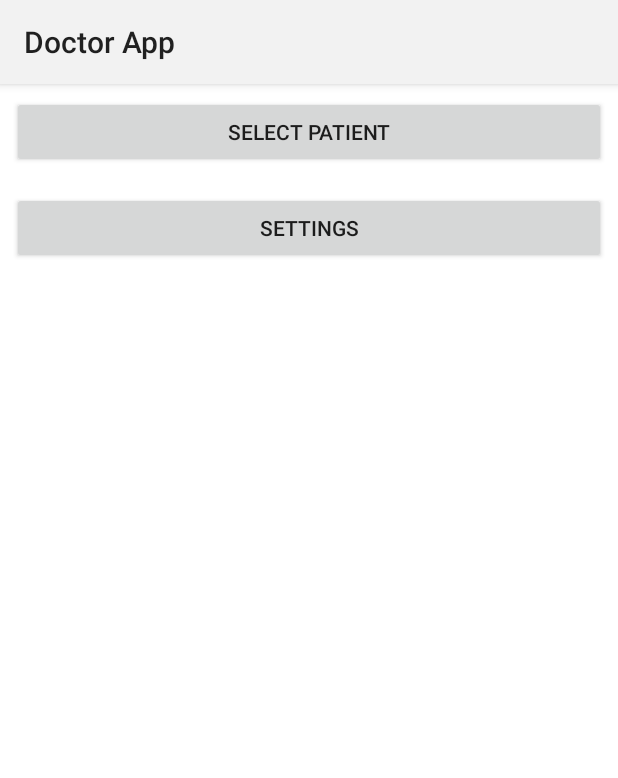
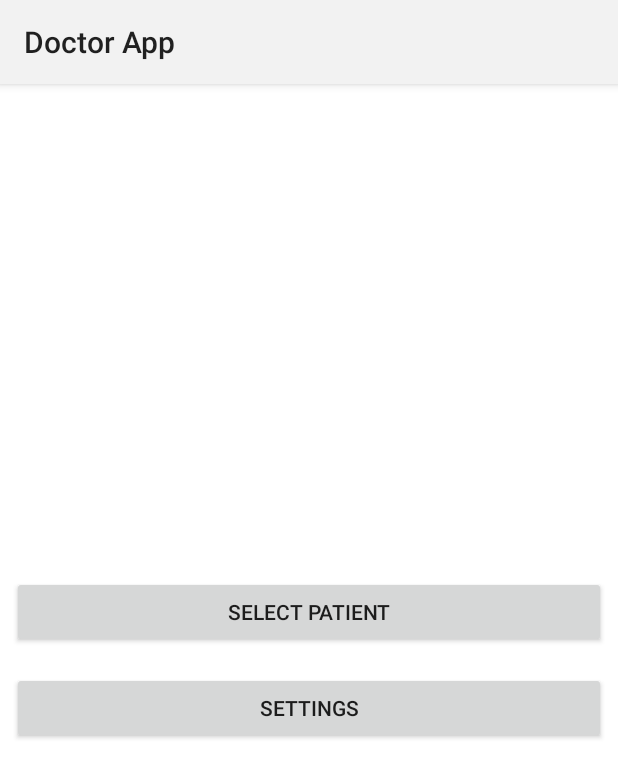
Before and after one commit to testacnt145/waterphobiavrdr, an Android app: the screen it shows after launch (MainActivity), on a phone screen of 412 x 824 dp. Shown: the top 778 px of the screen. Run offline under Robolectric (Android 15) with nearby library versions, the phone set to English and light mode, and no system bars; our stand-ins replace Dagger/Hilt's generated code, Firebase (no records; nobody signed in at launch, a user with empty details on screens opened directly), Timber, data binding.

Commit message:
[1.0][1000] [ui] basic

```diff
--- a/app/src/main/res/layout/activity_main.xml
+++ b/app/src/main/res/layout/activity_main.xml
@@ -18,7 +18,8 @@
         </android.support.design.widget.AppBarLayout>
         <LinearLayout
             android:layout_width="match_parent"
-            android:layout_height="wrap_content"
+            android:layout_height="match_parent"
+            android:gravity="center"
             android:orientation="vertical">
             <Button
                 android:id="@id/patient"
```
Also changed, not shown: 1 other file.
